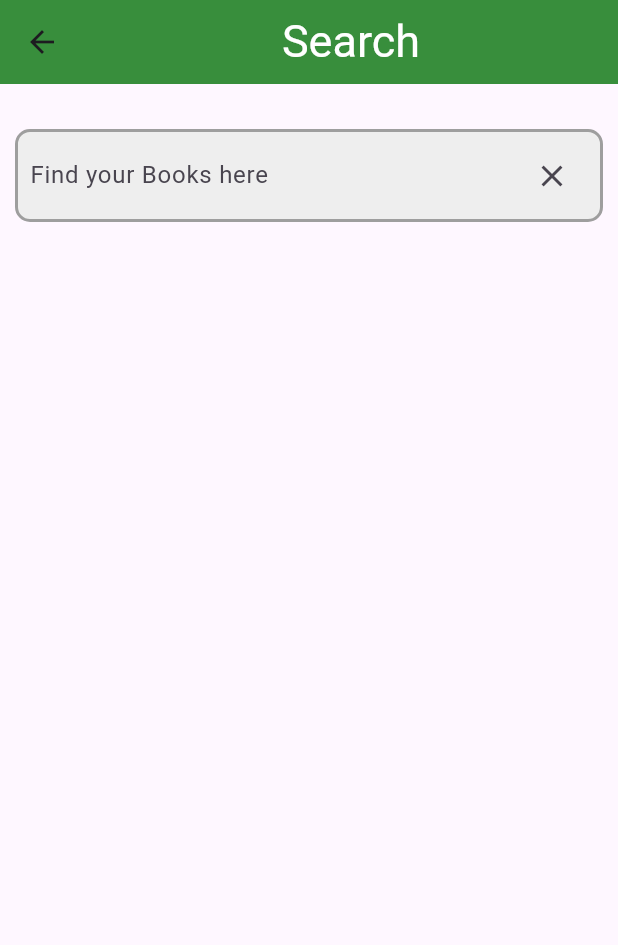
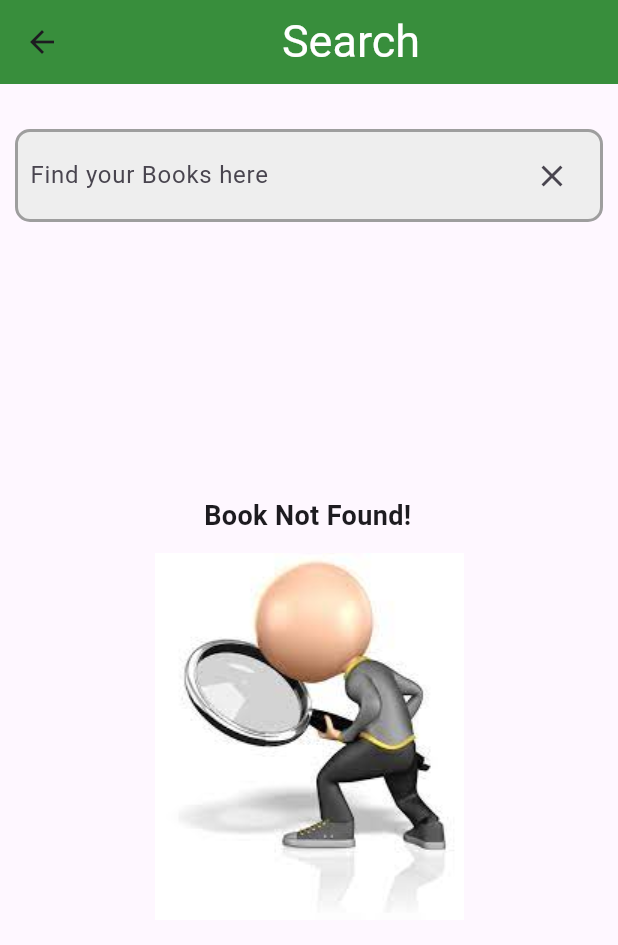
Before and after one commit to wayha1/mobile_pp, a Flutter app: the Search_Screen screen opened directly, on a phone screen of 412 x 824 dp. Shown: the top 945 px of the screen. Run offline on Flutter 3.47's test engine with Material 3 defaults, Android fonts, the light colour scheme and no system bars; our stand-ins replace animated_splash_screen, carousel_slider, fluttertoast, lottie, shared_preferences; missing offline and left inert: flutter_pdfview; accounts and stored records are empty; network calls fail.

Commit message:
update successful of search again

```diff
--- a/lib/pages/HomeScreen/Search_Screen.dart
+++ b/lib/pages/HomeScreen/Search_Screen.dart
@@ -106,35 +106,58 @@
             ),
             SizedBox(height: 20),
             Expanded(
-              child: ListView.builder(
+              child: searchResults.isEmpty
+                  ? Center(
+                child: Container(
+                  child: Stack(
+                    children: [
+                      // Image
+                      Image.asset(
+                        'assets/search.jpg', // Replace with your image path
+                        width: 280, // Adjust width as needed
+                        height: 320, // Adjust height as needed
+                      ),
+                      SizedBox(height: 20,),
+                      Container(
+                        margin: EdgeInsets.only(bottom: 20, left: 70),
+                        child: Text(
+                          'Book Not Found!',
+                          style: TextStyle(
+                            fontSize: 18,
+                            fontWeight: FontWeight.bold,
+                          ),
+                        ),
+                      ),
+                    ],
+                  ),
+                ),
+              ) :ListView.builder(
                 itemCount: searchResults.length,
                 itemBuilder: (BuildContext context, int index) {
                   return GestureDetector(
                     onTap: () {
-                      //Map<String, dynamic> bookDetails = searchResults[index];
-                      // Navigator.push(
-                      //   context,
-                      //   MaterialPageRoute(
-                      //     builder: (context) => Data(
-                      //       imageUrl: searchResults[index]['book_image'] ?? '',
-                      //       titleBook: searchResults[index]['title'] ?? '',
-                      //       priceBook: searchResults[index]['price']?.toString() ?? '',
-                      //       description: searchResults[index]['description'] ?? '',
-                      //       publisher: searchResults[index]['publisher'] ?? '',
-                      //       authorBook: searchResults[index]['author'] ?? '',
-                      //       authorDecs: searchResults[index]['author_description'] ?? '',
-                      //       bookId: searchResults[index]['book_id'] ?? '',
-                      //       authorID: searchResults[index]['author_id'] ?? '',
-                      //       authorGender: searchResults[index]['author_gender'] ?? '',
-                      //       authorImage: searchResults[index]['author_image'] ?? '',
-                      //       CategoryID: searchResults[index]['category_id'] ?? '',
-                      //       CategoryName: searchResults[index]['category_name'] ?? '',
-                      //       bookPdf: searchResults[index]['book_pdf'] ?? '',
-                      //     ),
-                      //   ),
-                      // ).catchError((error) {
-                      //   print('Error navigating to Data widget: $error');
-                      // });
+                      // Navigate to Data screen when image is tapped
+                      Navigator.push(
+                        context,
+                        MaterialPageRoute(
+                          builder: (context) => Data(
+                            imageUrl: searchResults[index]['book_image'],
+                            titleBook: searchResults[index]['title'],
+                            priceBook: searchResults[index]['price'],
+                            description: searchResults[index]['description'],
+                            publisher: searchResults[index]['publisher'],
+                            authorBook: searchResults[index]['author']['author_name'],
+                            authorDecs: searchResults[index]['author']['author_decs'],
+                            bookId: searchResults[index]['id'],
+                            authorID: searchResults[index]['author']['id'],
+                            authorGender: searchResults[index]['author']['gender'],
+                            authorImage: searchResults[index]['author']['author_image'],
+                            CategoryID: searchResults[index]['category']['id'],
+                            CategoryName: searchResults[index]['category']['name'],
+                            bookPdf: searchResults[index]['book_pdf'],
+                          ),
+                        ),
+                      );
                     },
                     child: Padding(
                       padding: const EdgeInsets.symmetric(vertical: 8.0),
@@ -164,6 +187,7 @@
                 },
               ),
             ),
+
           ],
         ),
       ),
--- a/pubspec.yaml
+++ b/pubspec.yaml
@@ -81,6 +81,7 @@
     - assets/Animation - 1711807417209.json
     - assets/card.webp
     - assets/emptybox.png
+    - assets/search.jpg
   #   - images/a_dot_ham.jpeg
 
   # An image asset can refer to one or more resolution-specific "variants", see
```
Also changed, not shown: assets/search.jpg (added).
